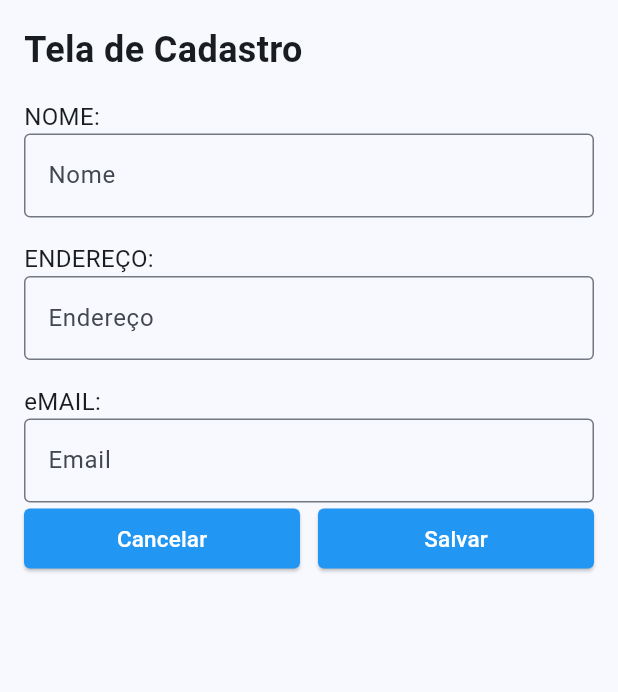
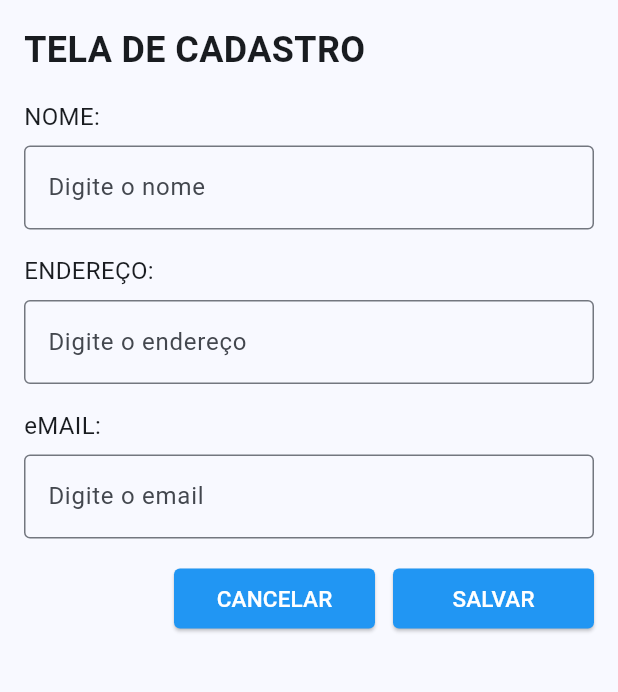
Before and after one commit to alinegtcl/AvaliacaoMontagemGUIFlutter, a Flutter app: the screen it shows after launch, on a phone screen of 412 x 824 dp, the part 84-776 px from its top. Run offline on Flutter 3.47's test engine with Material 3 defaults, Android fonts, the phone set to English and light mode, and no system bars.

Commit message:
fix(registration_screen): layout adjustment

```diff
--- a/lib/registration/registration_screen.dart
+++ b/lib/registration/registration_screen.dart
@@ -15,7 +15,7 @@ class RegistrationPage extends StatelessWidget {
       appBar: AppBar(
         title: Text(
           title,
-          style: TextStyle(color: Colors.white),
+          style: const TextStyle(color: Colors.white),
         ),
         backgroundColor: Colors.blue,
       ),
@@ -24,59 +24,63 @@ class RegistrationPage extends StatelessWidget {
         child: Column(
           crossAxisAlignment: CrossAxisAlignment.stretch,
           children: <Widget>[
-            Text(
-              'Tela de Cadastro',
+            const Text(
+              'TELA DE CADASTRO',
               style: TextStyle(
                 fontSize: 24.0,
                 fontWeight: FontWeight.bold,
               ),
             ),
-            SizedBox(height: 16.0),
-            Text(
+            const SizedBox(height: 16.0),
+            const Text(
               'NOME:',
               style: TextStyle(
                 fontSize: 16.0,
                 fontWeight: FontWeight.normal,
               ),
             ),
+            const SizedBox(height: 8.0),
             TextField(
               controller: nameController,
-              decoration: InputDecoration(
-                labelText: 'Nome',
+              decoration: const InputDecoration(
+                labelText: 'Digite o nome',
                 border: OutlineInputBorder(),
               ),
             ),
-            SizedBox(height: 16.0),
-            Text(
+            const SizedBox(height: 16.0),
+            const Text(
               'ENDEREÇO:',
               style: TextStyle(
                 fontSize: 16.0,
                 fontWeight: FontWeight.normal,
               ),
             ),
+            const SizedBox(height: 8.0),
             TextField(
               controller: addressController,
-              decoration: InputDecoration(
-                labelText: 'Endereço',
+              decoration: const InputDecoration(
+                labelText: 'Digite o endereço',
                 border: OutlineInputBorder(),
               ),
             ),
-            SizedBox(height: 16.0),
-            Text(
+            const SizedBox(height: 16.0),
+            const Text(
               'eMAIL:',
               style: TextStyle(
                 fontSize: 16.0,
                 fontWeight: FontWeight.normal,
               ),
             ),
+            const SizedBox(height: 8.0),
             TextField(
               controller: emailController,
-              decoration: InputDecoration(
-                labelText: 'Email',
+              decoration: const InputDecoration(
+                labelText: 'Digite o email',
                 border: OutlineInputBorder(),
               ),
             ),
             Container(
+              margin: const EdgeInsets.only(left: 100.0, top: 16.0),
               child: Row(
                 children: [
                   Expanded(
@@ -94,8 +98,8 @@ class RegistrationPage extends StatelessWidget {
                           ),
                         ),
                       ),
-                      child: Text(
-                        'Cancelar',
+                      child: const Text(
+                        'CANCELAR',
                         style: TextStyle(
                           color: Colors.white,
                           fontSize: 15.0,
@@ -119,8 +123,8 @@ class RegistrationPage extends StatelessWidget {
                           ),
                         ),
                       ),
-                      child: Text(
-                        'Salvar',
+                      child: const Text(
+                        'SALVAR',
                         style: TextStyle(
                           color: Colors.white,
                           fontSize: 15.0,
@@ -130,7 +134,7 @@ class RegistrationPage extends StatelessWidget {
                   ),
                 ],
               ),
-            )
+            ),
           ],
         ),
       ),
```
